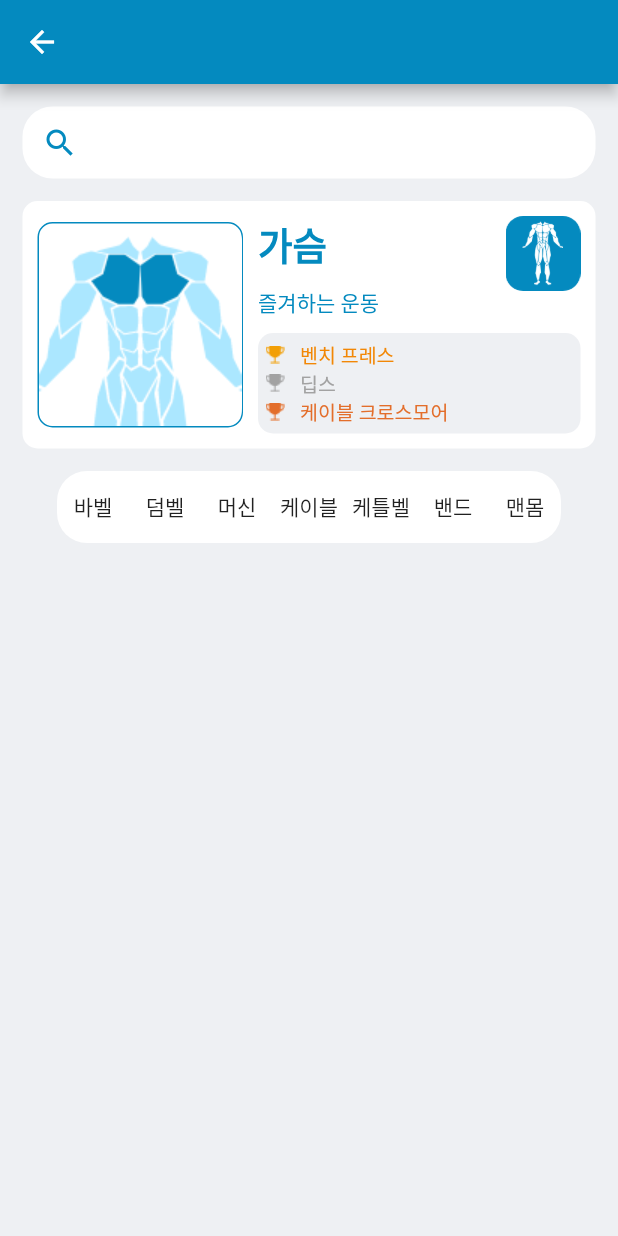
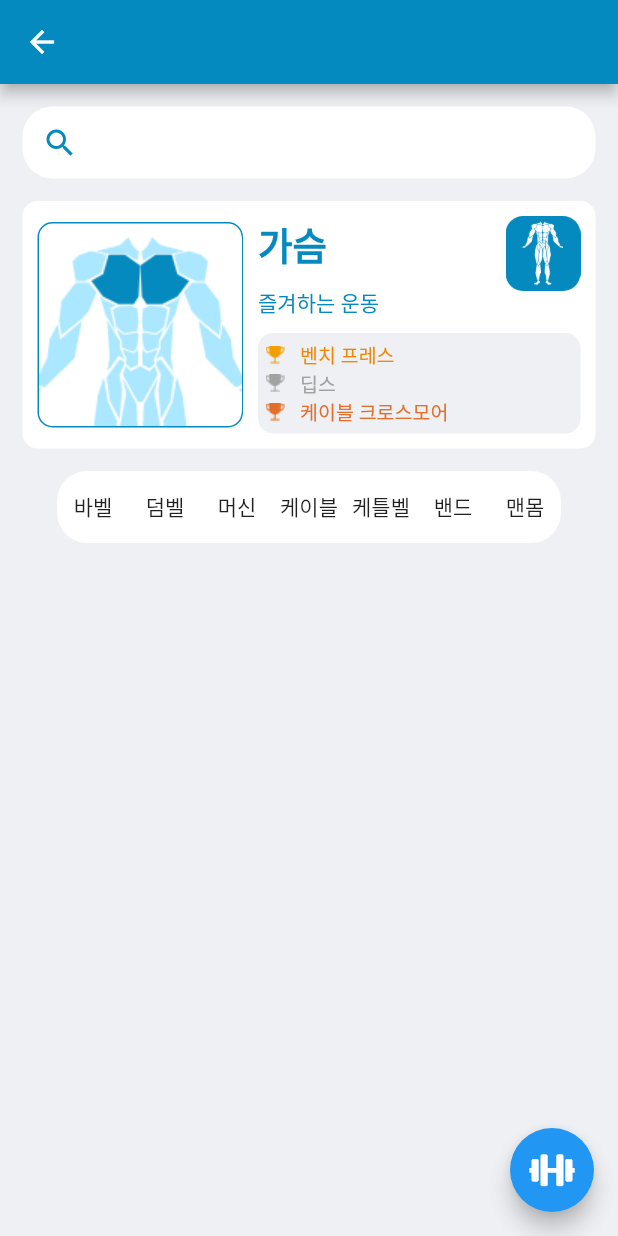
Before and after one commit to ckrb63/-i-am-exercising, a Flutter app: the WorkingListScreen screen opened by its route, on a phone screen of 412 x 824 dp. Run offline on Flutter 3.47's test engine with Material 2 defaults, Android fonts, the phone set to English and light mode, and no system bars; our stand-ins replace font_awesome_flutter.

Commit message:
add FloatingActionButton

```diff
--- a/lib/working_list_screen.dart
+++ b/lib/working_list_screen.dart
@@ -1,4 +1,5 @@
 import 'package:flutter/material.dart';
+import 'package:font_awesome_flutter/font_awesome_flutter.dart';
 import 'package:i_am_exercising/data/exercise_data.dart';
 
 class WorkingListScreen extends StatefulWidget {
@@ -78,6 +79,11 @@ class _WorkingListScreenState extends State<WorkingListScreen> {
   @override
   Widget build(BuildContext context) {
     return Scaffold(
+        floatingActionButtonLocation: FloatingActionButtonLocation.endFloat,
+        floatingActionButton: FloatingActionButton(
+          onPressed: () {},
+          child: FaIcon(FontAwesomeIcons.dumbbell),
+        ),
         backgroundColor: Color(0xffEEF0F3),
         appBar: AppBar(
           title: Text(''),
```
